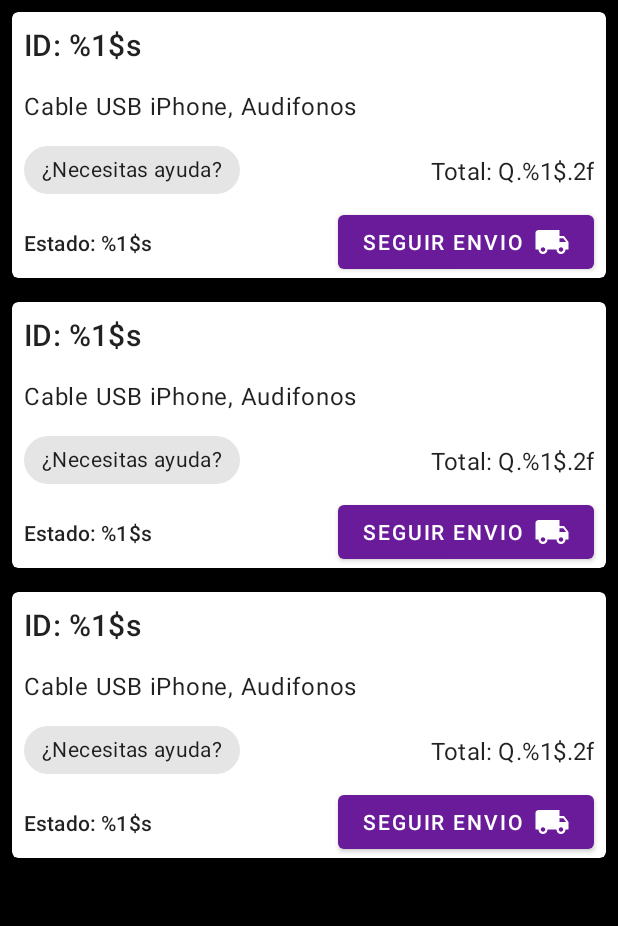
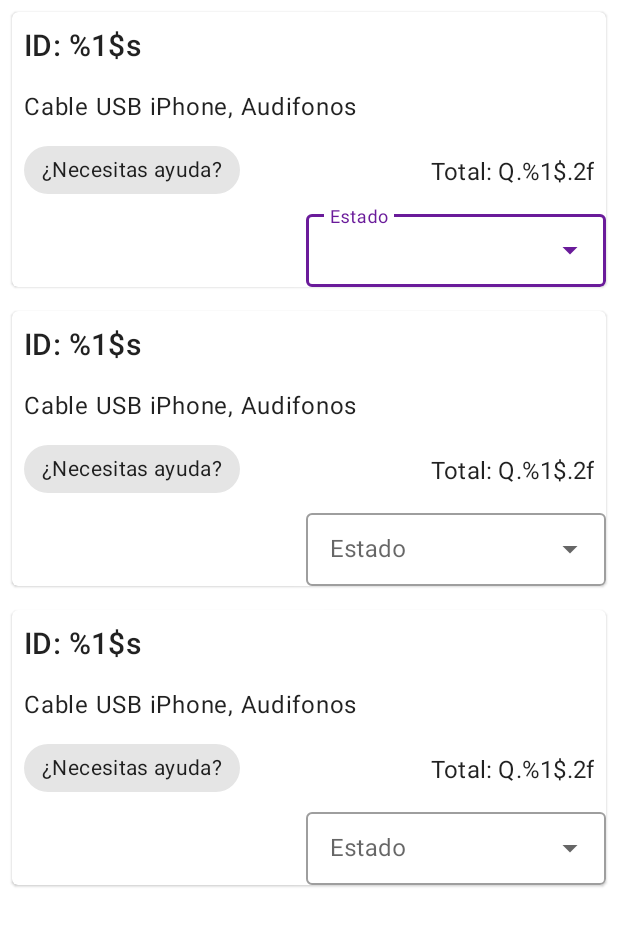
Before and after one commit to YamiLaxus/pocketAdminAndroidNative, an Android app: the layout activity_order.xml on its own in the app's theme, with its tools: preview values and no code run, on a phone screen of 412 x 824 dp. Shown: the top 926 px of the screen. Run offline under Robolectric (Android 15) with nearby library versions, the phone set to English and light mode, and no system bars.

Commit message:
Order Page View and status Change

```diff
--- a/app/src/main/AndroidManifest.xml
+++ b/app/src/main/AndroidManifest.xml
@@ -11,7 +11,8 @@
         android:roundIcon="@mipmap/ic_launcher_round"
         android:supportsRtl="true"
         android:theme="@style/Theme.PocketAdmin">
-        <activity android:name=".order.OrderActivity"></activity>
+        <activity android:name=".order.OrderActivity"
+            android:label="@string/order_title"/>
         <activity android:name=".products.MainActivity">
             <intent-filter>
                 <action android:name="android.intent.action.MAIN" />
--- a/app/src/main/java/com/phonedev/pocketadmin/add/AddDialogFragment.kt
+++ b/app/src/main/java/com/phonedev/pocketadmin/add/AddDialogFragment.kt
@@ -20,6 +20,7 @@ import com.bumptech.glide.load.engine.DiskCacheStrategy
 import com.google.firebase.firestore.FirebaseFirestore
 import com.google.firebase.storage.FirebaseStorage
 import com.phonedev.pocketadmin.databinding.FragmentDialogAddBinding
+import com.phonedev.pocketadmin.entities.Constants
 import com.phonedev.pocketadmin.entities.EventPost
 import com.phonedev.pocketadmin.entities.Product
 import com.phonedev.pocketadmin.products.MainAux
--- a/app/src/main/java/com/phonedev/pocketadmin/Constants.kt
+++ b/app/src/main/java/com/phonedev/pocketadmin/entities/Constants.kt
@@ -1,7 +1,11 @@
+package com.phonedev.pocketadmin.entities
+
 object Constants {
     const val COLL_PRODUCTS = "products"
     const val COLL_REQUEST =  "request"
 
+    const val PROP_STATUS = "status"
+
     //storage
     const val PATH_PRODUCT_IMGAES = "product_images"
 }
--- a/app/src/main/java/com/phonedev/pocketadmin/products/MainActivity.kt
+++ b/app/src/main/java/com/phonedev/pocketadmin/products/MainActivity.kt
@@ -1,5 +1,6 @@
 package com.phonedev.pocketadmin.products
 
+import android.content.Intent
 import androidx.appcompat.app.AppCompatActivity
 import android.os.Bundle
 import android.view.Menu
@@ -19,6 +20,8 @@ import com.phonedev.pocketadmin.add.AddDialogFragment
 import com.phonedev.pocketadmin.entities.Product
 import com.phonedev.pocketadmin.R
 import com.phonedev.pocketadmin.databinding.ActivityMainBinding
+import com.phonedev.pocketadmin.entities.Constants
+import com.phonedev.pocketadmin.order.OrderActivity
 
 class MainActivity : AppCompatActivity(), onProductListenner, MainAux {
 
@@ -153,6 +156,7 @@ class MainActivity : AppCompatActivity(), onProductListenner, MainAux {
                         }
                     }
             }
+            R.id.action_order_history -> startActivity(Intent(this, OrderActivity::class.java))
         }
         return super.onOptionsItemSelected(item)
     }
--- a/app/src/main/res/layout/activity_order.xml
+++ b/app/src/main/res/layout/activity_order.xml
@@ -6,7 +6,7 @@
     android:layout_width="match_parent"
     android:layout_height="match_parent"
     tools:context=".order.OrderActivity"
-    android:background="@color/black">
+    android:background="@color/white">
 
 
     <androidx.recyclerview.widget.RecyclerView
--- a/app/src/main/res/layout/item_order.xml
+++ b/app/src/main/res/layout/item_order.xml
@@ -10,28 +10,22 @@
         android:layout_width="match_parent"
         android:layout_height="wrap_content">
 
-        <com.google.android.material.button.MaterialButton
-            android:id="@+id/btnTrack"
-            android:layout_width="wrap_content"
+        <com.google.android.material.textfield.TextInputLayout
+        android:id="@+id/tilStatus"
+            android:layout_width="200dp"
             android:layout_height="wrap_content"
-            android:layout_marginRight="@dimen/common_padding_min"
-            android:text="@string/order_track_shipment"
-            app:icon="@drawable/ic_local_shipping"
-            app:iconGravity="textEnd"
+            android:hint="@string/hint_status"
             app:layout_constraintEnd_toEndOf="parent"
-            app:layout_constraintBottom_toBottomOf="parent"/>
+            app:layout_constraintBottom_toBottomOf="parent"
+            style="@style/Widget.MaterialComponents.TextInputLayout.OutlinedBox.Dense.ExposedDropdownMenu">
 
-        <com.google.android.material.textview.MaterialTextView
-            android:id="@+id/tvStatus"
-            android:layout_width="0dp"
-            android:layout_height="wrap_content"
-            android:layout_marginStart="@dimen/common_padding_min"
-            android:text="@string/order_estatus"
-            android:textAppearance="?attr/textAppearanceSubtitle2"
-            app:layout_constraintStart_toStartOf="parent"
-            app:layout_constraintEnd_toStartOf="@id/btnTrack"
-            app:layout_constraintTop_toTopOf="@id/btnTrack"
-            app:layout_constraintBottom_toBottomOf="@id/btnTrack"/>
+            <com.google.android.material.textfield.MaterialAutoCompleteTextView
+                android:id="@+id/actvStatus"
+                android:layout_width="match_parent"
+                android:layout_height="wrap_content"
+                android:inputType="none"/>
+
+        </com.google.android.material.textfield.TextInputLayout>
 
         <com.google.android.material.textview.MaterialTextView
             android:id="@+id/tvId"
@@ -63,7 +57,7 @@
             android:text="@string/chip_chat_help"
             app:layout_constraintStart_toStartOf="parent"
             app:layout_constraintTop_toBottomOf="@id/tvProductName"
-            app:layout_constraintBottom_toTopOf="@id/btnTrack"/>
+            app:layout_constraintBottom_toTopOf="@id/tilStatus"/>
 
         <com.google.android.material.textview.MaterialTextView
             android:id="@+id/tvTotalPrice"
--- a/app/src/main/res/menu/menu_main.xml
+++ b/app/src/main/res/menu/menu_main.xml
@@ -5,4 +5,10 @@
         android:id="@+id/action_sign_out"
         android:title="Cerrar Sesión"
         app:showAsAction="never"/>
+
+    <item
+        android:id="@+id/action_order_history"
+        android:title=""
+        android:icon="@drawable/ic_history"
+        app:showAsAction="ifRoom"/>
 </menu>
--- a/app/src/main/res/values/strings.xml
+++ b/app/src/main/res/values/strings.xml
@@ -18,4 +18,5 @@
     <string name="order_status_unknown">Desconocido</string>
 
     <string name="track_title">Rastreo</string>
+    <string name="hint_status">Estado</string>
 </resources>
```
Also changed, not shown: app/src/main/java/com/phonedev/pocketadmin/order/OrderActivity.kt (+13 -1 lines), app/src/main/java/com/phonedev/pocketadmin/order/OrderAdapter.kt (+12 -6 lines), app/src/main/res/drawable/ic_history.xml (added, +10 -0 lines), app/src/main/res/values/arrays.xml (renamed from app/src/main/res/values-night/arrays.xml).
